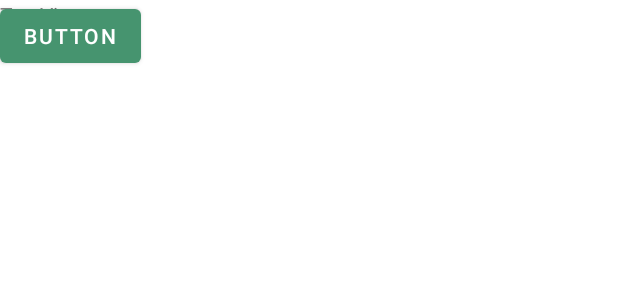
After one commit to thaibbraz/SaveMoneyHelper, an Android app: the layout activity_dados.xml on its own in the app's theme, with its tools: preview values and no code run, on a phone screen of 412 x 824 dp. The commit adds this screen. Shown: the top 300 px of the screen. Run offline under Robolectric (Android 15) with nearby library versions, the phone set to English and light mode, and no system bars.

Commit message:
Starting building intro + materialGoogleDesign

```diff
--- a/app/src/main/java/org/snowcorp/login/SplashActivity.java
+++ b/app/src/main/java/org/snowcorp/login/SplashActivity.java
@@ -18,13 +18,13 @@ public class SplashActivity extends AppCompatActivity {
         handle.postDelayed(new Runnable() {
             @Override
             public void run() {
-                mostrarLogin();
+                mostrarIntro();
             }
         },2000);
     }
 
-    private void mostrarLogin() {
-        Intent intent = new Intent(SplashActivity.this, LoginActivity.class);
+    private void mostrarIntro() {
+        Intent intent = new Intent(SplashActivity.this, IntroActivity.class);
         startActivity(intent);
         finish();
 
--- /dev/null
+++ b/app/src/main/res/layout/activity_dados.xml
@@ -0,0 +1,24 @@
+<?xml version="1.0" encoding="utf-8"?>
+<androidx.constraintlayout.widget.ConstraintLayout xmlns:android="http://schemas.android.com/apk/res/android"
+    xmlns:app="http://schemas.android.com/apk/res-auto"
+    xmlns:tools="http://schemas.android.com/tools"
+    android:layout_width="match_parent"
+    android:layout_height="match_parent"
+    tools:context=".DadosActivity">
+
+    <Button
+        android:id="@+id/button"
+        android:layout_width="wrap_content"
+        android:layout_height="wrap_content"
+        android:text="Button"
+        tools:layout_editor_absoluteX="30dp"
+        tools:layout_editor_absoluteY="368dp" />
+
+    <TextView
+        android:id="@+id/textView2"
+        android:layout_width="wrap_content"
+        android:layout_height="wrap_content"
+        android:text="TextView"
+        tools:layout_editor_absoluteX="169dp"
+        tools:layout_editor_absoluteY="184dp" />
+</androidx.constraintlayout.widget.ConstraintLayout>
--- a/app/src/main/res/layout/activity_intro.xml
+++ b/app/src/main/res/layout/activity_intro.xml
@@ -16,6 +16,7 @@
         android:foregroundGravity="center"
         android:overScrollMode="never"/>
 
+
     <Button
         android:visibility="invisible"
         android:id="@+id/btn_next"
@@ -31,7 +32,8 @@
         android:textColor="@color/colorLogo"
         app:layout_constraintBottom_toBottomOf="parent"
         app:layout_constraintEnd_toEndOf="parent"
-        app:layout_constraintStart_toStartOf="parent" />
+        app:layout_constraintStart_toStartOf="parent"
+        style="?attr/materialButtonOutlinedStyle"/>
 
     <com.google.android.material.tabs.TabLayout
         android:id="@+id/tab_indicator"
--- a/app/src/main/res/layout/activity_login.xml
+++ b/app/src/main/res/layout/activity_login.xml
@@ -10,8 +10,7 @@
         android:layout_width="wrap_content"
         android:layout_height="160dp"
         android:layout_gravity="center"
-        android:layout_marginTop="20dp"
-        android:layout_marginBottom="20dp"
+        android:layout_marginBottom="40dp"
         android:src="@drawable/logo" />
 
     <com.google.android.material.textfield.TextInputLayout
--- a/app/src/main/res/layout/activity_splash.xml
+++ b/app/src/main/res/layout/activity_splash.xml
@@ -8,7 +8,6 @@
     <ImageView
         android:layout_width="wrap_content"
         android:layout_height="180dp"
-        android:layout_gravity="center"
         android:layout_marginTop="150dp"
         android:src="@drawable/logo" />
 
--- a/build.gradle
+++ b/build.gradle
@@ -6,11 +6,13 @@ buildscript {
         google()
     }
     dependencies {
+
         classpath 'com.android.tools.build:gradle:3.6.3'
         classpath 'com.google.gms:google-services:4.3.3'
 
         // NOTE: Do not place your application dependencies here; they belong
         // in the individual module build.gradle files
+
     }
 }
 
```
Also changed, not shown: app/src/main/AndroidManifest.xml (+6 -5 lines), app/src/main/java/org/snowcorp/login/DadosActivity.java (added, +14 -0 lines), app/src/main/res/values/colors.xml (+6 -6 lines), app/src/main/res/drawable/logo.png.
